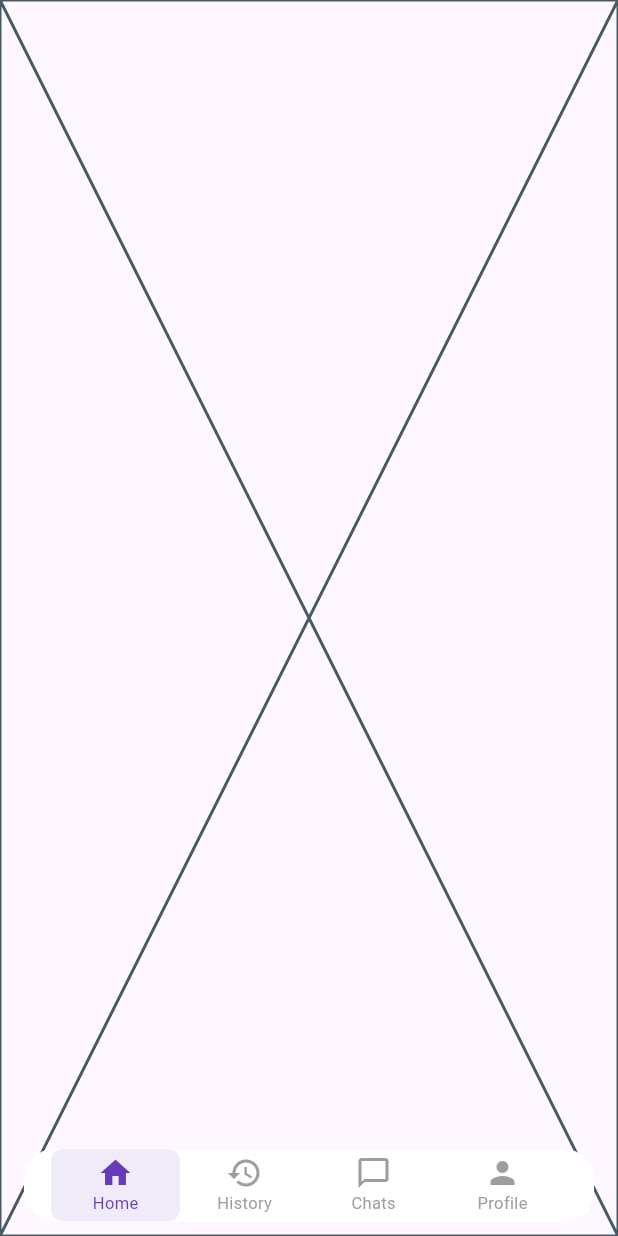
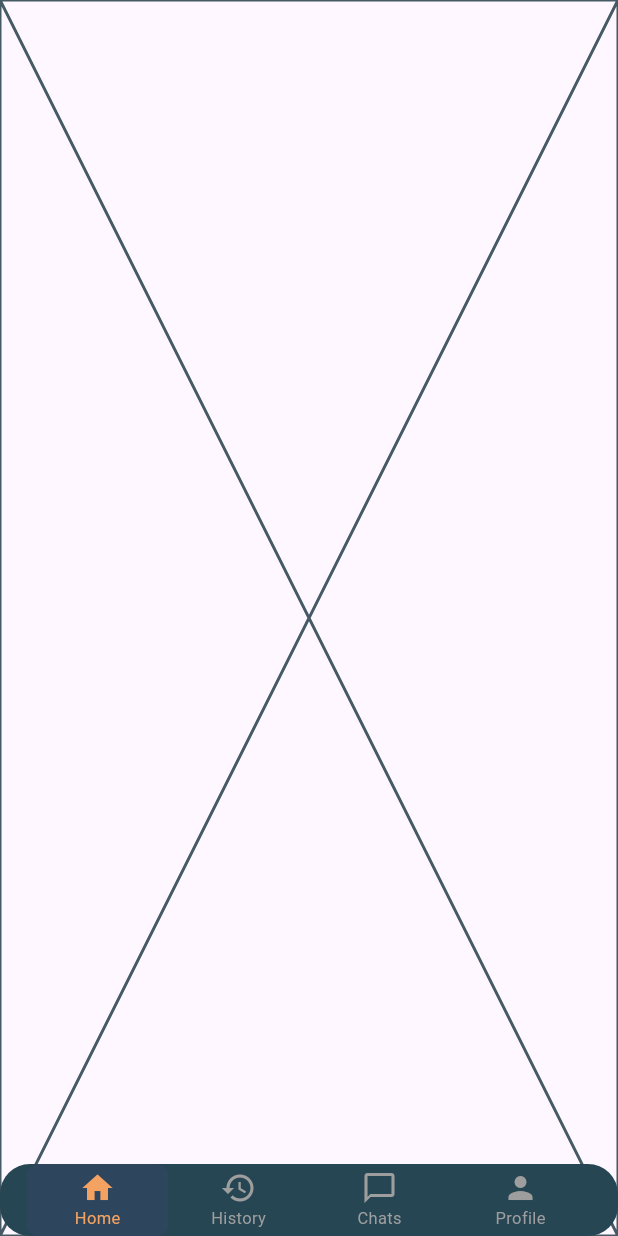
Before and after one commit to dhruvgoel3/DriveResQ, a Flutter app: the MechanicBottomnavbar screen opened by its route, on a phone screen of 412 x 824 dp. Run offline on Flutter 3.47's test engine with Material 3 defaults, Android fonts, the phone set to English and light mode, and no system bars; drawn by our look-alikes of floating_bottom_navigation_bar; our stand-ins replace firebase_core, font_awesome_flutter, geolocator, get, google_fonts, line_icons and 2 more; missing offline and left inert: dart:ffi; accounts and stored records are empty.

Commit message:
errors solved

```diff
--- a/lib/resources/app_resources/app_colors.dart
+++ b/lib/resources/app_resources/app_colors.dart
@@ -1,6 +1,10 @@
 import 'dart:ui';
 
 class AppColors {
+  static Color DarkCamel = Color(0xFFF4A261);
+  static Color LightCamel = Color(0xFfFCEBD2);
+  static Color NavBarBackColor = Color(0xFF264653);
+
   static Color blackcolor = Color(0xff000000);
   static Color skyblue = Color(0xFF1E88E5);
   static Color cardColor = Color(0xFFE3F2FD);
--- a/lib/resources/routes/app_route.dart
+++ b/lib/resources/routes/app_route.dart
@@ -26,12 +26,12 @@ class AppRoutes {
       page: () => MechanicSignupScreenModule(),
     ),
     GetPage(
-      name: RouteName.mechanicBottomnavbar,
-      page: () => MechanicBottomnavbar(),
-    ),
-    GetPage(
       name: RouteName.mechanicLoginScreen,
       page: () => MechanicLoginScreen(),
     ),
+    GetPage(
+      name: RouteName.mechanicBottomNavbar,
+      page: () => MechanicBottomnavbar(),
+    ),
   ];
 }
--- a/lib/resources/routes/route_names.dart
+++ b/lib/resources/routes/route_names.dart
@@ -5,7 +5,7 @@ class RouteName {
   // Mechanic Screens
   static String mechanicSignUpScreen = '/mechanic_signup_screen';
   static String mechanicLoginScreen = '/mechanic_login_screen';
-  static String mechanicBottomnavbar = '/mechanic_profile_screen';
+  static String mechanicBottomNavbar = '/mechanic_profile_screen';
   // static String mechanicHomeScreen = '/mechanic_home_screen';
   // static String mechanicHistoryScreen = '/mechanic_history_screen';
   // static String mechanicChatScreen = '/mechanic_chat_screen';
--- a/lib/view/Mechanic/bottomnavbar/mechanic_bottomnavbar.dart
+++ b/lib/view/Mechanic/bottomnavbar/mechanic_bottomnavbar.dart
@@ -1,3 +1,4 @@
+import 'package:driveresq/resources/app_resources/app_colors.dart';
 import 'package:driveresq/view/Mechanic/Chat/mechanic_chat_module.dart';
 import 'package:driveresq/view/Mechanic/History/mechanic_history_screen_module.dart';
 import 'package:driveresq/view/Mechanic/Home/mechanic_home_module.dart';
@@ -26,13 +27,15 @@ class _FloatingNavBarAppState extends State<MechanicBottomnavbar> {
       extendBody: true, // Shows body behind nav bar
       body: _screens[_selectedIndex],
       bottomNavigationBar: FloatingNavbar(
-        backgroundColor: Colors.white,
-        selectedItemColor: Colors.deepPurple,
+        backgroundColor: AppColors.NavBarBackColor,
+        selectedItemColor: AppColors.DarkCamel,
         unselectedItemColor: Colors.grey,
         selectedBackgroundColor: Colors.deepPurple.withOpacity(0.1),
-        margin: EdgeInsets.symmetric(horizontal: 16, vertical: 10),
+        margin: EdgeInsets.symmetric(),
+
         borderRadius: 20,
         padding: EdgeInsets.symmetric(horizontal: 10),
+
         onTap: (int val) => setState(() => _selectedIndex = val),
         currentIndex: _selectedIndex,
         items: [
--- a/lib/viewmodel/authControllers/mechanic_login_controller.dart
+++ b/lib/viewmodel/authControllers/mechanic_login_controller.dart
@@ -1,3 +1,4 @@
+import 'package:driveresq/resources/routes/route_names.dart';
 import 'package:flutter/material.dart';
 import 'package:get/get.dart';
 import 'package:supabase_flutter/supabase_flutter.dart';
@@ -59,7 +60,7 @@ class MechanicLoginController extends GetxController {
       );
 
       Get.snackbar("Success", "Login successful!");
-      // Navigate: Get.toNamed('/mechanicDashboard');
+      Get.toNamed(RouteName.mechanicBottomNavbar);
     } catch (e) {
       Get.snackbar("Login Failed", e.toString());
     } finally {
--- a/pubspec.yaml
+++ b/pubspec.yaml
@@ -43,6 +43,11 @@ dependencies:
   flutter_secure_storage: ^9.2.4
   floating_bottom_navigation_bar: ^1.5.2
   supabase_flutter: ^2.9.1
+  font_awesome_flutter: ^10.8.0
+  line_icons: ^2.0.3
+  eva_icons_flutter: ^3.1.0
+  material_design_icons_flutter: ^7.0.7296
+  connectivity_plus: ^6.1.4
 
 dev_dependencies:
   flutter_test:
```
Also changed, not shown: lib/resources/app_resources/app_icons.dart (added, +9 -0 lines), pubspec.lock, 3 other files.
